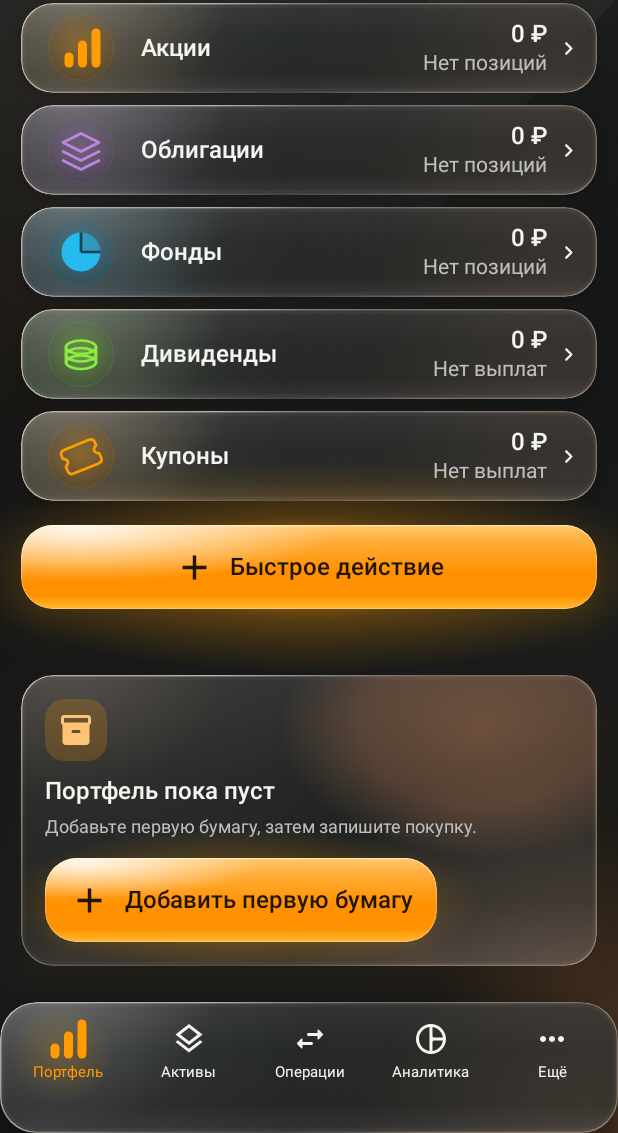
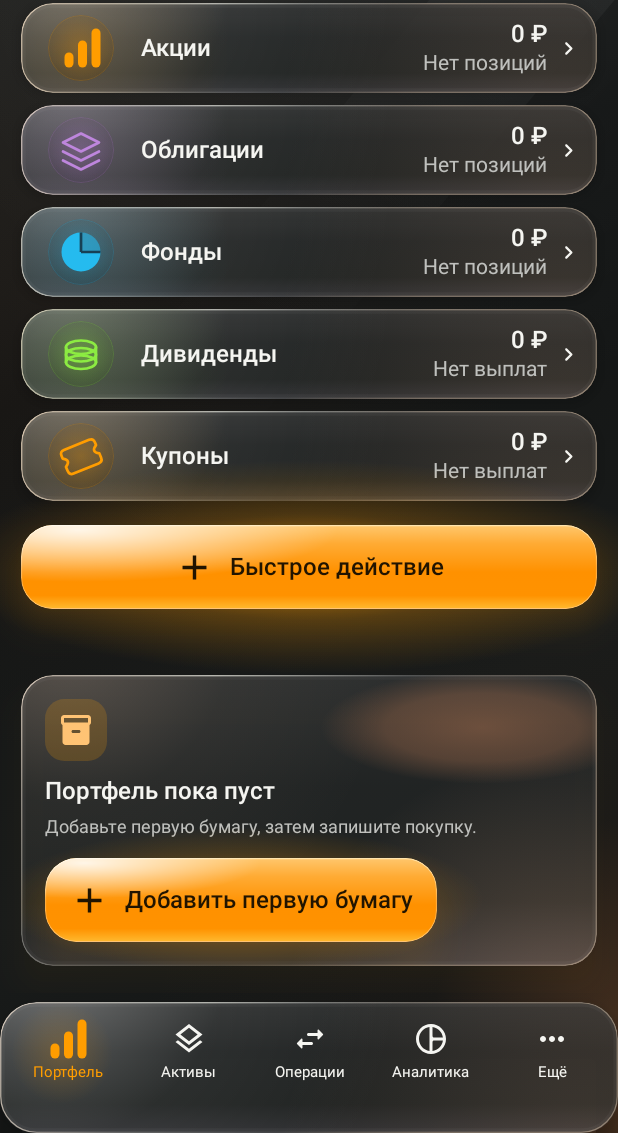
Before and after one commit to mamoropc-rgb/Invest, an Android app built with Jetpack Compose: the screen it shows after launch (MainActivity), scrolled down 165 dp, on a phone screen of 412 x 824 dp, the part 103-1236 px from its top. Run offline under Robolectric (Android 15) with nearby library versions, the phone set to English and light mode, and no system bars; our stand-ins replace Room's generated code.

Commit message:
ui: focus amber reflections into soft local highlights

```diff
--- a/app/src/main/java/com/mamoro/investments/ui/theme/GlassTheme.kt
+++ b/app/src/main/java/com/mamoro/investments/ui/theme/GlassTheme.kt
@@ -101,7 +101,7 @@ fun Modifier.glassSurface(corner: Float = 21f, warm: Boolean = false): Modifier
             Offset(w * .95f, h * 1.25f), w * .5f
         )
         val reflectionCenter = Offset(w * .80f, h * .18f)
-        val reflectionRadius = w * .35f
+        val reflectionRadius = w * .28f
         val warmReflection = Brush.radialGradient(
             0f to Color(0xFFE6915F).copy(alpha = .36f),
             .6f to Color(0xFFE6915F).copy(alpha = .25f), 1f to Color.Transparent,
@@ -118,7 +118,7 @@ fun Modifier.glassSurface(corner: Float = 21f, warm: Boolean = false): Modifier
             drawRoundRect(base, cornerRadius = r)
             drawRoundRect(topLight, cornerRadius = r)
             drawRoundRect(amber, cornerRadius = r)
-            if (warm) scale(1f, .65f, pivot = reflectionCenter) {
+            if (warm) scale(1f, .35f, pivot = reflectionCenter) {
                 drawCircle(warmReflection, reflectionRadius, reflectionCenter)
             }
             // Wide dim bevel, then the brighter outside edge and the upper reflection.
```
